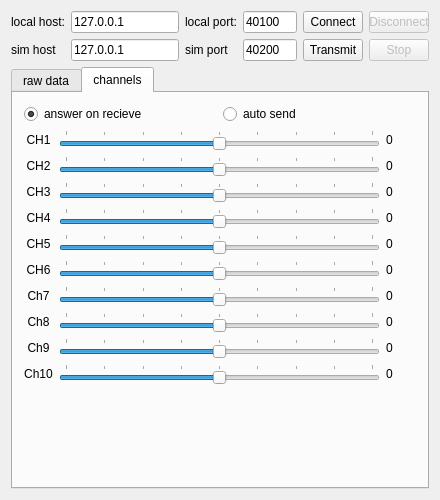
First picture: the form in src/udptestwidget.ui, repository hhrhhr/Aerosim-plugin-for-CopterControl, before the edit.
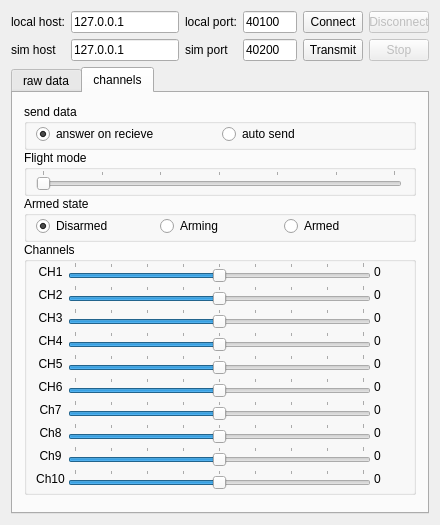
Second picture: the form after the edit. The open tabs and pages were chosen to show the change.

Commit message: add fmode and armed control to test util

The edit to the form file:
```diff
--- a/src/udptestwidget.ui
+++ b/src/udptestwidget.ui
@@ -7,7 +7,7 @@
     <x>0</x>
     <y>0</y>
     <width>440</width>
-    <height>500</height>
+    <height>525</height>
    </rect>
   </property>
   <property name="windowTitle">
@@ -212,8 +212,30 @@
        <string notr="true">channels</string>
       </attribute>
       <layout class="QVBoxLayout" name="verticalLayout_3">
+       <property name="spacing">
+        <number>0</number>
+       </property>
+       <property name="bottomMargin">
+        <number>9</number>
+       </property>
        <item>
-        <layout class="QHBoxLayout" name="horizontalLayout">
+        <widget class="QGroupBox" name="groupBox">
+         <property name="title">
+          <string>send data</string>
+         </property>
+         <layout class="QHBoxLayout" name="horizontalLayout_2">
+          <property name="spacing">
+           <number>6</number>
+          </property>
+          <property name="leftMargin">
+           <number>9</number>
+          </property>
+          <property name="topMargin">
+           <number>0</number>
+          </property>
+          <property name="bottomMargin">
+           <number>3</number>
+          </property>
          <item>
           <widget class="QRadioButton" name="autoAnswer">
            <property name="enabled">
@@ -241,9 +263,114 @@
           </widget>
          </item>
         </layout>
+        </widget>
        </item>
        <item>
+        <widget class="QGroupBox" name="groupBox_2">
+         <property name="title">
+          <string>Flight mode</string>
+         </property>
+         <layout class="QHBoxLayout" name="horizontalLayout">
+          <property name="spacing">
+           <number>6</number>
+          </property>
+          <property name="leftMargin">
+           <number>9</number>
+          </property>
+          <property name="topMargin">
+           <number>0</number>
+          </property>
+          <property name="bottomMargin">
+           <number>3</number>
+          </property>
+          <item>
+           <widget class="QSlider" name="flightMode">
+            <property name="maximum">
+             <number>6</number>
+            </property>
+            <property name="pageStep">
+             <number>1</number>
+            </property>
+            <property name="orientation">
+             <enum>Qt::Horizontal</enum>
+            </property>
+            <property name="tickPosition">
+             <enum>QSlider::TicksAbove</enum>
+            </property>
+            <property name="tickInterval">
+             <number>1</number>
+            </property>
+           </widget>
+          </item>
+         </layout>
+        </widget>
+       </item>
+       <item>
+        <widget class="QGroupBox" name="groupBox_3">
+         <property name="title">
+          <string>Armed state</string>
+         </property>
+         <layout class="QHBoxLayout" name="horizontalLayout_3">
+          <property name="spacing">
+           <number>6</number>
+          </property>
+          <property name="leftMargin">
+           <number>9</number>
+          </property>
+          <property name="topMargin">
+           <number>0</number>
+          </property>
+          <property name="bottomMargin">
+           <number>3</number>
+          </property>
+          <item>
+           <widget class="QRadioButton" name="disarmed">
+            <property name="text">
+             <string>Disarmed</string>
+            </property>
+            <property name="checked">
+             <bool>true</bool>
+            </property>
+           </widget>
+          </item>
+          <item>
+           <widget class="QRadioButton" name="arming">
+            <property name="text">
+             <string>Arming</string>
+            </property>
+           </widget>
+          </item>
+          <item>
+           <widget class="QRadioButton" name="armed">
+            <property name="text">
+             <string>Armed</string>
+            </property>
+           </widget>
+          </item>
+         </layout>
+        </widget>
+       </item>
+       <item>
+        <widget class="QGroupBox" name="">
+         <property name="title">
+          <string>Channels</string>
+         </property>
         <layout class="QGridLayout" name="gridLayout_3">
+          <property name="leftMargin">
+           <number>9</number>
+          </property>
+          <property name="topMargin">
+           <number>0</number>
+          </property>
+          <property name="rightMargin">
+           <number>9</number>
+          </property>
+          <property name="bottomMargin">
+           <number>3</number>
+          </property>
+          <property name="spacing">
+           <number>3</number>
+          </property>
          <item row="0" column="0">
           <widget class="QLabel" name="lbCH1n">
            <property name="text">
@@ -785,6 +912,7 @@
           </widget>
          </item>
         </layout>
+        </widget>
        </item>
        <item>
         <spacer name="verticalSpacer">
```
Left out of the diff: 1 changed line with no effect on the pictures. Lines whose indentation alone changed are shown as unchanged. The commit also changes 1 other file.
